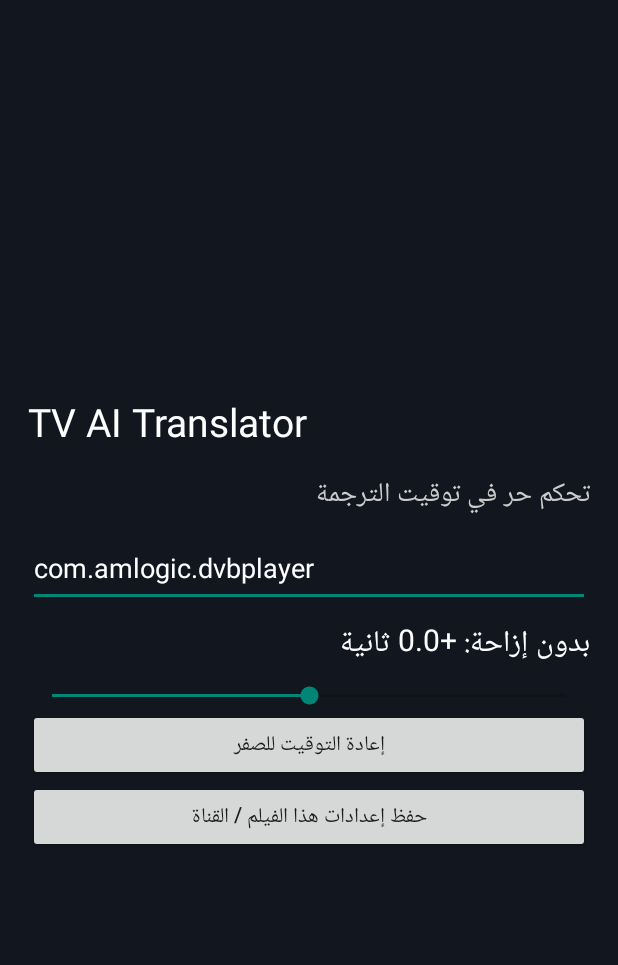
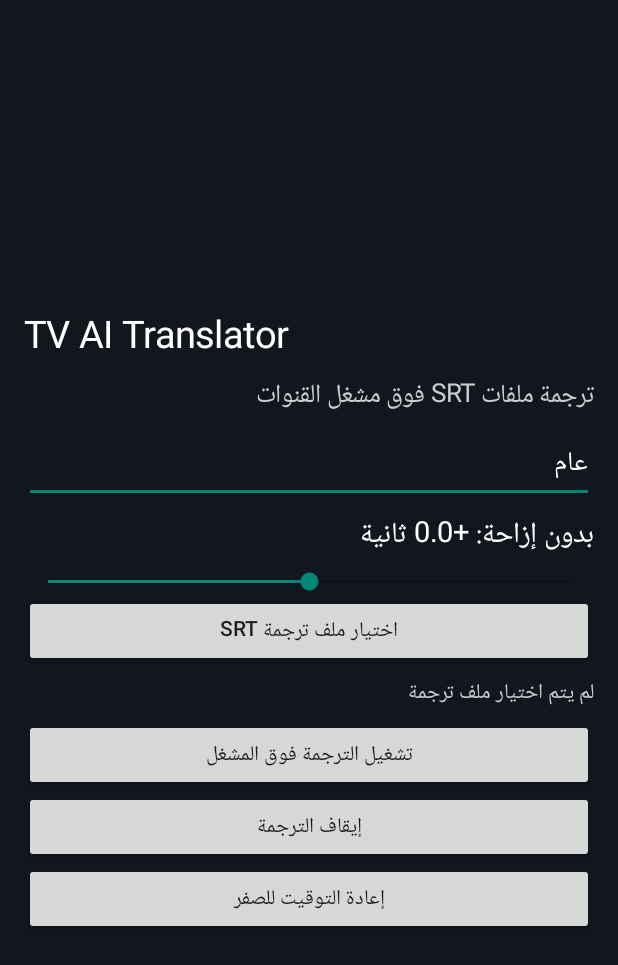
Before and after one commit to ahmed2883166/cccam1, an Android app: the screen it shows after launch (MainActivity), on a phone screen of 412 x 824 dp. Shown: the top 965 px of the screen. Run offline under Robolectric (Android 15) with nearby library versions, the phone set to English and light mode, and no system bars; 5 statements that could not run were skipped.

Commit message:
Implement SRT subtitle overlay and fix profiles

```diff
--- a/app/src/main/java/com/tvaitranslator/MainActivity.java
+++ b/app/src/main/java/com/tvaitranslator/MainActivity.java
@@ -1,92 +1,153 @@
 package com.tvaitranslator;
 
 import android.app.Activity;
+import android.content.Intent;
+import android.net.Uri;
 import android.os.Bundle;
+import android.provider.Settings;
 import android.graphics.Color;
 import android.view.Gravity;
-import android.view.View;
 import android.widget.Button;
 import android.widget.EditText;
 import android.widget.LinearLayout;
 import android.widget.SeekBar;
 import android.widget.TextView;
+import android.text.Editable;
+import android.text.TextWatcher;
+import android.widget.Toast;
 import android.content.SharedPreferences;
 import java.util.Locale;
 
 public class MainActivity extends Activity {
+    private static final int PICK_SRT = 41;
     private static final int MAX_OFFSET_MS = 600000;
     private SharedPreferences prefs;
-    private TextView offsetLabel;
+    private TextView offsetLabel, fileLabel;
     private SeekBar offsetSlider;
     private EditText profileInput;
+    private Uri selectedSrt;
 
     @Override public void onCreate(Bundle state) {
         super.onCreate(state);
         prefs = getSharedPreferences("subtitle_profiles", MODE_PRIVATE);
         LinearLayout root = new LinearLayout(this);
         root.setOrientation(LinearLayout.VERTICAL);
-        root.setPadding(28, 28, 28, 28);
+        root.setPadding(24, 20, 24, 20);
         root.setGravity(Gravity.CENTER_VERTICAL);
         root.setBackgroundColor(Color.rgb(18, 22, 30));
 
-        TextView title = text("TV AI Translator", 26, Color.WHITE);
-        root.addView(title);
-        TextView hint = text("تحكم حر في توقيت الترجمة", 18, Color.LTGRAY);
-        root.addView(hint);
+        root.addView(text("TV AI Translator", 25, Color.WHITE));
+        root.addView(text("ترجمة ملفات SRT فوق مشغل القنوات", 17, Color.LTGRAY));
 
         profileInput = new EditText(this);
         profileInput.setSingleLine(true);
         profileInput.setTextColor(Color.WHITE);
         profileInput.setHintTextColor(Color.GRAY);
-        profileInput.setHint("اسم القناة أو الفيلم");
-        profileInput.setText("com.amlogic.dvbplayer");
+        profileInput.setHint("اكتب اسم القناة أو الفيلم");
         root.addView(profileInput);
 
-        offsetLabel = text("التوقيت: 0.0 ثانية", 20, Color.WHITE);
+        offsetLabel = text("التوقيت: 0.0 ثانية", 19, Color.WHITE);
         root.addView(offsetLabel);
         offsetSlider = new SeekBar(this);
         offsetSlider.setMax(1200);
         root.addView(offsetSlider);
         offsetSlider.setOnSeekBarChangeListener(new SeekBar.OnSeekBarChangeListener() {
             @Override public void onProgressChanged(SeekBar bar, int value, boolean user) {
-                int offset = (value - 600) * 1000;
+                int offset = Math.max(-MAX_OFFSET_MS, Math.min(MAX_OFFSET_MS, (value - 600) * 1000));
                 showOffset(offset);
+                prefs.edit().putInt(key(), offset).apply();
+                Intent update = new Intent(MainActivity.this, SubtitleOverlayService.class);
+                update.setAction(SubtitleOverlayService.ACTION_OFFSET);
+                update.putExtra(SubtitleOverlayService.EXTRA_OFFSET, offset);
+                startService(update);
             }
             @Override public void onStartTrackingTouch(SeekBar bar) { }
-            @Override public void onStopTrackingTouch(SeekBar bar) { saveProfile(); }
+            @Override public void onStopTrackingTouch(SeekBar bar) { }
         });
+
+        Button choose = new Button(this);
+        choose.setText("اختيار ملف ترجمة SRT");
+        choose.setOnClickListener(v -> {
+            Intent pick = new Intent(Intent.ACTION_OPEN_DOCUMENT);
+            pick.addCategory(Intent.CATEGORY_OPENABLE);
+            pick.setType("*/*");
+            startActivityForResult(pick, PICK_SRT);
+        });
+        root.addView(choose);
+
+        fileLabel = text("لم يتم اختيار ملف ترجمة", 14, Color.LTGRAY);
+        root.addView(fileLabel);
+
+        Button show = new Button(this);
+        show.setText("تشغيل الترجمة فوق المشغل");
+        show.setOnClickListener(v -> startOverlay());
+        root.addView(show);
+
+        Button stop = new Button(this);
+        stop.setText("إيقاف الترجمة");
+        stop.setOnClickListener(v -> stopService(new Intent(this, SubtitleOverlayService.class)));
+        root.addView(stop);
 
         Button reset = new Button(this);
         reset.setText("إعادة التوقيت للصفر");
-        reset.setOnClickListener(v -> { offsetSlider.setProgress(600); saveProfile(); });
+        reset.setOnClickListener(v -> offsetSlider.setProgress(600));
         root.addView(reset);
 
-        Button save = new Button(this);
-        save.setText("حفظ إعدادات هذا الفيلم / القناة");
-        save.setOnClickListener(v -> saveProfile());
-        root.addView(save);
-
+        profileInput.addTextChangedListener(new TextWatcher() {
+            @Override public void beforeTextChanged(CharSequence s,int st,int c,int a) { }
+            @Override public void onTextChanged(CharSequence s,int st,int before,int count) { loadProfile(); }
+            @Override public void afterTextChanged(Editable e) { }
+        });
         setContentView(root);
+        profileInput.setText("عام");
         loadProfile();
     }
 
-    private TextView text(String value, int size, int color) {
-        TextView t = new TextView(this); t.setText(value); t.setTextSize(size); t.setTextColor(color); t.setPadding(0, 12, 0, 12); return t;
+    private void startOverlay() {
+        if (selectedSrt == null) {
+            Toast.makeText(this, "اختار ملف SRT الأول", Toast.LENGTH_LONG).show();
+            return;
+        }
+        if (!Settings.canDrawOverlays(this)) {
+            Intent permission = new Intent(Settings.ACTION_MANAGE_OVERLAY_PERMISSION, Uri.parse("package:" + getPackageName()));
+            startActivity(permission);
+            Toast.makeText(this, "فعّل السماح بالظهور فوق التطبيقات ثم اضغط تشغيل مرة أخرى", Toast.LENGTH_LONG).show();
+            return;
+        }
+        Intent service = new Intent(this, SubtitleOverlayService.class);
+        service.setAction(SubtitleOverlayService.ACTION_START);
+        service.setData(selectedSrt);
+        service.putExtra(SubtitleOverlayService.EXTRA_OFFSET, prefs.getInt(key(), 0));
+        startService(service);
     }
-    private String key() { String s = profileInput.getText().toString().trim(); return s.isEmpty() ? "default" : s; }
+
+    @Override protected void onActivityResult(int requestCode,int resultCode,Intent data) {
+        super.onActivityResult(requestCode,resultCode,data);
+        if (requestCode == PICK_SRT && resultCode == RESULT_OK && data != null) {
+            selectedSrt = data.getData();
+            if (selectedSrt != null) {
+                getContentResolver().takePersistableUriPermission(selectedSrt, Intent.FLAG_GRANT_READ_URI_PERMISSION);
+                fileLabel.setText("ملف الترجمة: " + selectedSrt.getLastPathSegment());
+            }
+        }
+    }
+
+    private TextView text(String value,int size,int color) {
+        TextView t = new TextView(this); t.setText(value); t.setTextSize(size); t.setTextColor(color); t.setPadding(0,8,0,8); return t;
+    }
+    private String key() {
+        String value = profileInput == null ? "" : profileInput.getText().toString().trim();
+        return value.isEmpty() ? "default" : value;
+    }
     private void showOffset(int millis) {
         double seconds = millis / 1000.0;
         String direction = millis > 0 ? "تأخير" : (millis < 0 ? "تقديم" : "بدون إزاحة");
         offsetLabel.setText(String.format(Locale.US, "%s: %+.1f ثانية", direction, seconds));
     }
     private void loadProfile() {
+        if (profileInput == null || offsetSlider == null) return;
         int offset = prefs.getInt(key(), 0);
         offsetSlider.setProgress(Math.max(0, Math.min(1200, 600 + offset / 1000)));
         showOffset(offset);
     }
-    private void saveProfile() {
-        int offset = (offsetSlider.getProgress() - 600) * 1000;
-        prefs.edit().putInt(key(), offset).apply();
-        showOffset(offset);
-    }
 }
```
